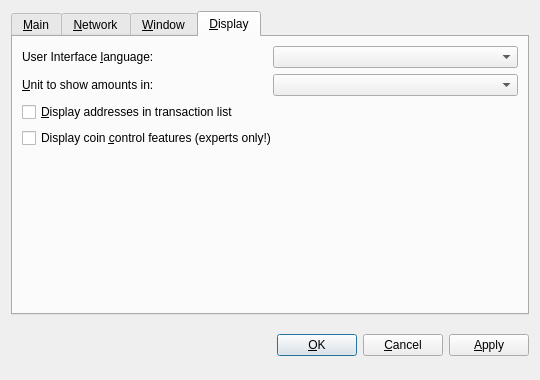
Above: src/qt/forms/optionsdialog.ui from pringers/Czecoin-master before the change. Below: the same form after it.
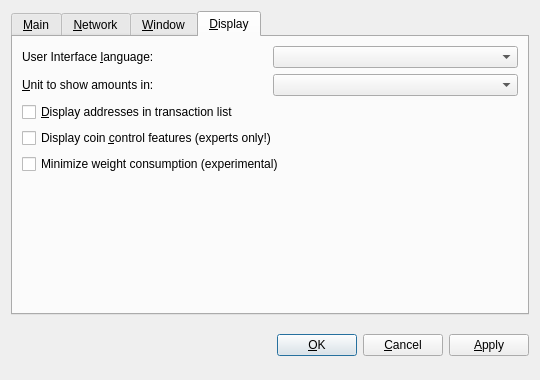
That is the form after the change. The open tabs and pages were chosen to show the change. Custom widgets are drawn as their Qt base class.

Patch:
```diff
--- a/src/qt/forms/optionsdialog.ui
+++ b/src/qt/forms/optionsdialog.ui
@@ -399,6 +399,16 @@
          </property>
         </widget>
        </item>
+       <item>
+        <widget class="QCheckBox" name="minimizeCoinAge"> 
+         <property name="toolTip"> 
+          <string>Whether to select the coin outputs randomly or with minimal coin age.</string> 
+         </property> 
+         <property name="text"> 
+          <string>Minimize weight consumption (experimental)</string> 
+         </property> 
+        </widget> 
+       </item> 
        <item>
         <spacer name="verticalSpacer_Display">
          <property name="orientation">
```
Left out of the diff: 12 changed lines with no effect on the pictures.
